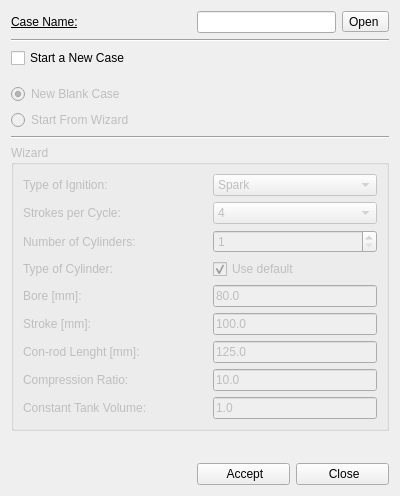
This is ICESym-NEWGUI/windows/NewCaseDialog.ui in jmarcelogimenez/icesym as Qt 5 draws it before an edit. The edited form follows.
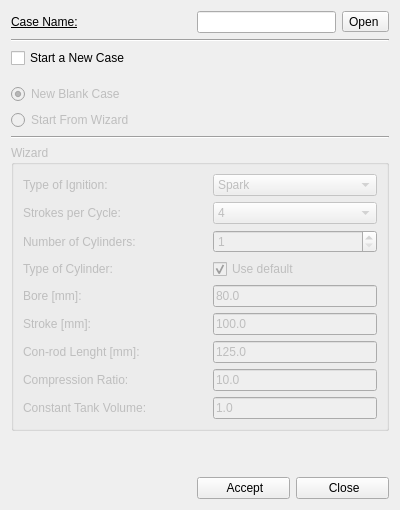
This is the edited form. Icons and pictures are not drawn.

Commit message: Correcting font and size on wizard groupbox

Diff of the .ui file:
```diff
--- a/ICESym-NEWGUI/windows/NewCaseDialog.ui
+++ b/ICESym-NEWGUI/windows/NewCaseDialog.ui
@@ -7,7 +7,7 @@
     <x>0</x>
     <y>0</y>
     <width>400</width>
-    <height>496</height>
+    <height>510</height>
    </rect>
   </property>
   <property name="windowTitle">
```
Left out of the diff: 60 changed lines with no effect on the pictures.
